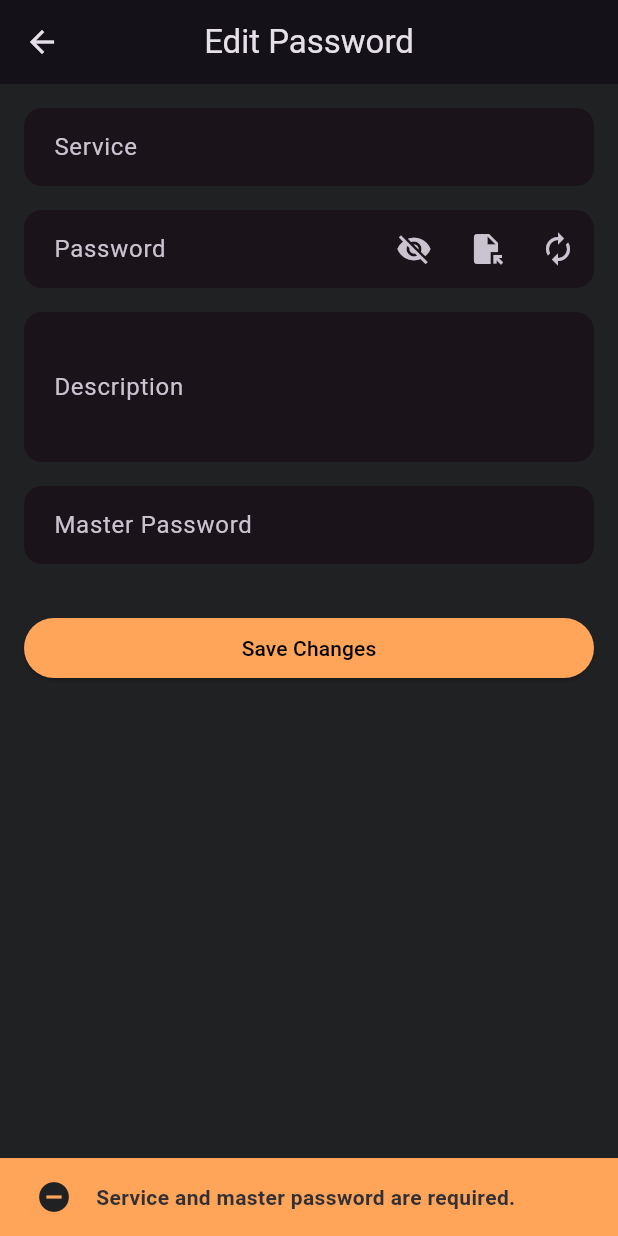
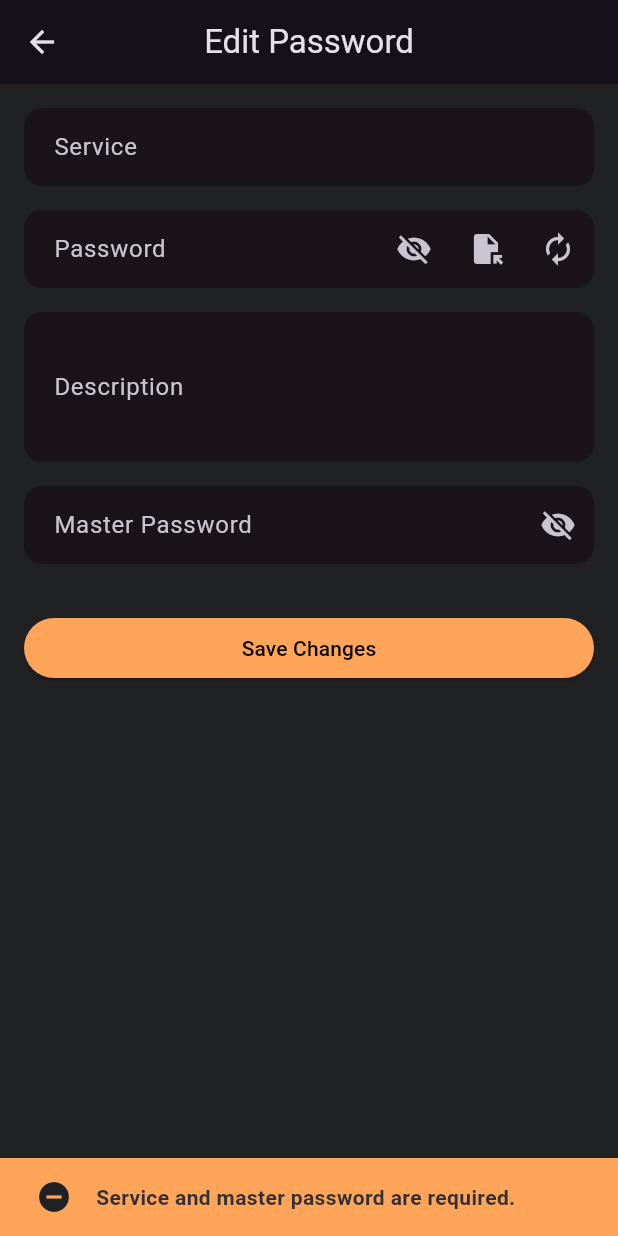
Before and after one commit to Leonardo-Luz/flutter_passman_client, a Flutter app: the EditScreen screen opened directly with empty values, after a tap on "Save Changes", on a phone screen of 412 x 824 dp. Run offline on Flutter 3.47's test engine with Material 3 defaults, Android fonts, the phone set to English and light mode, and no system bars; our stand-ins replace file_picker, sqflite_common_ffi; missing offline and left inert: cryptography; accounts and stored records are empty.

Commit message:
feat: add master pass and visibility toggle to edit screen

```diff
--- a/lib/models/passentry.dart
+++ b/lib/models/passentry.dart
@@ -3,12 +3,14 @@ class PassEntry {
   final String service;
   final String secret;
   final String? description;
+  final String? master;
 
   PassEntry({
     required this.id,
     required this.service,
     required this.secret,
     this.description,
+    this.master,
   });
 
   Map<String, dynamic> toMap() {
--- a/lib/ui/edit/edit_screen.dart
+++ b/lib/ui/edit/edit_screen.dart
@@ -24,6 +24,7 @@ class _EditScreenState extends State<EditScreen> {
   late final TextEditingController descriptionCtrl;
   late final TextEditingController masterCtrl;
   bool passwordVisible = false;
+  bool masterVisible = false;
 
   @override
   void initState() {
@@ -33,7 +34,7 @@ class _EditScreenState extends State<EditScreen> {
     descriptionCtrl = TextEditingController(
       text: widget.entry.description ?? "",
     );
-    masterCtrl = TextEditingController(text: "");
+    masterCtrl = TextEditingController(text: widget.entry.master ?? "");
   }
 
   @override
@@ -96,6 +97,42 @@ class _EditScreenState extends State<EditScreen> {
     return List.generate(length, (_) => all[rand.nextInt(all.length)]).join();
   }
 
+  void updatePassword() async {
+    final svc = serviceCtrl.text.trim();
+    final pwd = passwordCtrl.text.trim();
+    final desc = descriptionCtrl.text.trim();
+    final master = masterCtrl.text.trim();
+
+    if (svc.isEmpty || master.isEmpty) {
+      showSnackbar(
+        message: "Service and master password are required.",
+        success: false,
+      );
+      return;
+    }
+
+    final controller = context.read<PasswordController>();
+    final navigator = Navigator.of(context);
+
+    try {
+      await controller.updatePassword(
+        id: widget.entry.id,
+        service: svc,
+        masterPassword: master,
+        plainPassword: pwd,
+        description: desc,
+      );
+    } catch (e) {
+      if (!mounted) return;
+      showSnackbar(message: "Failed to update: $e", success: false);
+      return;
+    }
+
+    if (!mounted) return;
+    showSnackbar(message: "Password updated!", success: true);
+    navigator.pop();
+  }
+
   @override
   Widget build(BuildContext context) {
     return Scaffold(
@@ -153,46 +190,29 @@ class _EditScreenState extends State<EditScreen> {
             const SizedBox(height: 16),
             TextField(
               controller: masterCtrl,
-              decoration: const InputDecoration(labelText: "Master Password"),
-              obscureText: true,
+              decoration: InputDecoration(
+                labelText: "Master Password",
+                suffixIcon: Row(
+                  mainAxisSize: MainAxisSize.min,
+                  children: [
+                    IconButton(
+                      icon: Icon(
+                        masterVisible
+                            ? Icons.visibility
+                            : Icons.visibility_off,
+                      ),
+                      onPressed: () {
+                        setState(() => masterVisible = !masterVisible);
+                      },
+                    ),
+                  ],
+                ),
+              ),
+              obscureText: !masterVisible,
             ),
             const SizedBox(height: 32),
             ElevatedButton(
-              onPressed: () async {
-                final svc = serviceCtrl.text.trim();
-                final pwd = passwordCtrl.text.trim();
-                final desc = descriptionCtrl.text.trim();
-                final master = masterCtrl.text.trim();
-
-                if (svc.isEmpty || master.isEmpty) {
-                  showSnackbar(
-                    message: "Service and master password are required.",
-                    success: false,
-                  );
-                  return;
-                }
-
-                final controller = context.read<PasswordController>();
-                final navigator = Navigator.of(context);
-
-                try {
-                  await controller.updatePassword(
-                    id: widget.entry.id,
-                    service: svc,
-                    masterPassword: master,
-                    plainPassword: pwd,
-                    description: desc,
-                  );
-                } catch (e) {
-                  if (!mounted) return;
-                  showSnackbar(message: "Failed to update: $e", success: false);
-                  return;
-                }
-
-                if (!mounted) return;
-                showSnackbar(message: "Password updated!", success: true);
-                navigator.pop();
-              },
+              onPressed: updatePassword,
               child: const Text("Save Changes"),
             ),
           ],
--- a/lib/ui/passcard/passcard.dart
+++ b/lib/ui/passcard/passcard.dart
@@ -2,7 +2,6 @@ import 'package:flutter/material.dart';
 import 'package:flutter/services.dart';
 import 'package:flutter_passman_client/models/passentry.dart';
 import 'package:flutter_passman_client/ui/_core/app_colors.dart';
-import 'package:flutter_passman_client/ui/_core/app_theme.dart';
 import 'package:flutter_passman_client/ui/edit/edit_screen.dart';
 import 'package:provider/provider.dart';
 import 'package:flutter_passman_client/controllers/password_controller.dart';
@@ -30,6 +29,7 @@ class _PassCardState extends State<PassCard> {
   bool expanded = false;
   bool loading = false;
   String? decryptedPass;
+  String? masterTemp;
 
   Future<void> requestDecryption() async {
     final master = await askMasterPasswordDialog(context);
@@ -51,18 +51,14 @@ class _PassCardState extends State<PassCard> {
     if (result == null) {
       setState(() => loading = false);
 
-      ScaffoldMessenger.of(
-        context,
-      ).showSnackBar(const SnackBar(
+      ScaffoldMessenger.of(context).showSnackBar(
+        const SnackBar(
           content: Row(
             crossAxisAlignment: CrossAxisAlignment.center,
             mainAxisSize: MainAxisSize.min,
             spacing: 16,
             children: [
-              Icon(
-                Icons.remove_circle,
-                color: AppColors.backgroundColor,
-              ),
+              Icon(Icons.remove_circle, color: AppColors.backgroundColor),
               Text(
                 "Invalid master password!",
                 style: TextStyle(fontWeight: FontWeight.bold),
@@ -76,6 +72,8 @@ class _PassCardState extends State<PassCard> {
       return;
     }
 
+    masterTemp = master;
+
     setState(() {
       decryptedPass = result;
       loading = false;
@@ -86,6 +84,7 @@ class _PassCardState extends State<PassCard> {
     if (!mounted) return;
     setState(() => loading = true);
 
+    masterTemp = null;
     decryptedPass = null;
 
     setState(() {
@@ -114,18 +113,14 @@ class _PassCardState extends State<PassCard> {
     if (result == null) {
       setState(() => loading = false);
 
-      ScaffoldMessenger.of(
-        context,
-      ).showSnackBar(const SnackBar(
+      ScaffoldMessenger.of(context).showSnackBar(
+        const SnackBar(
           content: Row(
             crossAxisAlignment: CrossAxisAlignment.center,
             mainAxisSize: MainAxisSize.min,
             spacing: 16,
             children: [
-              Icon(
-                Icons.remove_circle,
-                color: AppColors.backgroundColor,
-              ),
+              Icon(Icons.remove_circle, color: AppColors.backgroundColor),
               Text(
                 "Invalid master password!",
                 style: TextStyle(fontWeight: FontWeight.bold),
@@ -243,6 +238,7 @@ class _PassCardState extends State<PassCard> {
                                         service: widget.service,
                                         secret: decryptedPass!,
                                         description: widget.description,
+                                        master: masterTemp,
                                       ),
                                     )
                                   : null,
@@ -257,19 +253,24 @@ class _PassCardState extends State<PassCard> {
                                       );
                                       ScaffoldMessenger.of(
                                         context,
-                                      ).showSnackBar(const SnackBar(
+                                      ).showSnackBar(
+                                        const SnackBar(
                                           content: Row(
-                                            crossAxisAlignment: CrossAxisAlignment.center,
+                                            crossAxisAlignment:
+                                                CrossAxisAlignment.center,
                                             mainAxisSize: MainAxisSize.min,
                                             spacing: 16,
                                             children: [
                                               Icon(
                                                 Icons.check_circle,
-                                                color: AppColors.backgroundColor,
+                                                color:
+                                                    AppColors.backgroundColor,
                                               ),
                                               Text(
                                                 "Password copied to clipboard!",
-                                                style: TextStyle(fontWeight: FontWeight.bold),
+                                                style: TextStyle(
+                                                  fontWeight: FontWeight.bold,
+                                                ),
                                               ),
                                             ],
                                           ),
```
